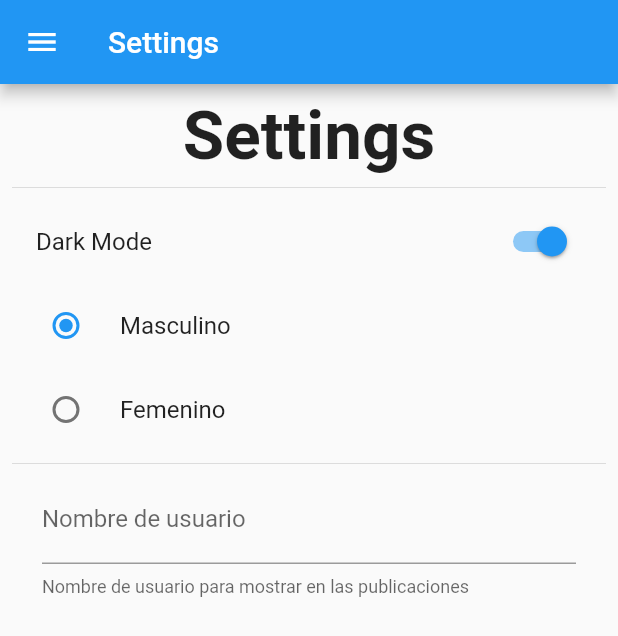
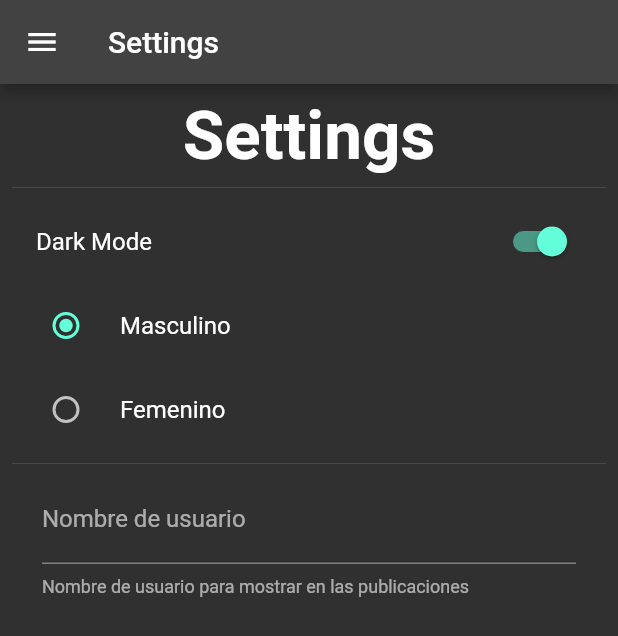
Before and after one commit to Reales09/preferences_flutter, a Flutter app: the SettingsScreen screen opened by its route, after a tap on "Dark Mode", on a phone screen of 412 x 824 dp. Shown: the top 636 px of the screen. Run offline on Flutter 3.47's test engine with Material 2 defaults, Android fonts, the phone set to English and light mode, and no system bars; our stand-ins replace shared_preferences; missing offline and left inert: dart:ffi; accounts and stored records are empty.

Commit message:
Se finaliza share preferences con cambio de tema dinamico

```diff
--- /dev/null
+++ b/lib/providers/theme_provider.dart
@@ -0,0 +1,17 @@
+import 'package:flutter/material.dart';
+
+class ThemeProvider extends ChangeNotifier {
+  ThemeData currentTheme;
+  ThemeProvider({required bool isDarkmode})
+      : currentTheme = isDarkmode ? ThemeData.dark() : ThemeData.light();
+
+  setLightMode() {
+    currentTheme = ThemeData.light();
+    notifyListeners();
+  }
+
+  setDarkMode() {
+    currentTheme = ThemeData.dark();
+    notifyListeners();
+  }
+}
--- a/lib/screens/settings_screen.dart
+++ b/lib/screens/settings_screen.dart
@@ -1,4 +1,7 @@
 import 'package:flutter/material.dart';
+import 'package:preferences_app/providers/theme_provider.dart';
+import 'package:preferences_app/share_preferences/preferencias.dart';
+import 'package:provider/provider.dart';
 
 import '../widgets/widgets.dart';
 
@@ -12,9 +15,9 @@ class SettingsScreen extends StatefulWidget {
 }
 
 class _SettingsScreenState extends State<SettingsScreen> {
-  bool isDarkMode = false;
-  int gender = 1;
-  String name = 'Pedro';
+  // bool isDarkMode = false;
+  // int gender = 1;
+  // String name = 'Pedro';
 
   @override
   Widget build(BuildContext context) {
@@ -32,42 +35,48 @@ class _SettingsScreenState extends State<SettingsScreen> {
                   style: TextStyle(fontSize: 45, fontWeight: FontWeight.bold)),
               const Divider(),
               SwitchListTile.adaptive(
-                value: isDarkMode,
+                value: Preferences.isDarkmode,
                 title: const Text('Dark Mode'),
                 onChanged: (value) {
-                  isDarkMode = value;
+                  Preferences.isDarkmode = value;
+                  final themeProvider =
+                      Provider.of<ThemeProvider>(context, listen: false);
+                  value
+                      ? themeProvider.setDarkMode()
+                      : themeProvider.setLightMode();
                   setState(() {});
                 },
               ),
               RadioListTile<int>(
                 value: 1,
                 title: const Text('Masculino'),
-                groupValue: gender,
+                groupValue: Preferences.gender,
                 onChanged: (value) {
-                  gender = value ?? 1;
+                  Preferences.gender = value ?? 1;
                   setState(() {});
                 },
               ),
               RadioListTile<int>(
                 value: 2,
                 title: const Text('Femenino'),
-                groupValue: gender,
+                groupValue: Preferences.gender,
                 onChanged: (value) {
-                  gender = value ?? 2;
+                  Preferences.gender = value ?? 2;
                   setState(() {});
                 },
               ),
               const Divider(),
               Container(
                 padding: const EdgeInsets.symmetric(horizontal: 20),
-                child: TextField(
+                child: TextFormField(
                   decoration: const InputDecoration(
                     labelText: 'Nombre de usuario',
                     helperText:
                         'Nombre de usuario para mostrar en las publicaciones',
                   ),
+                  initialValue: Preferences.name,
                   onChanged: (value) {
-                    name = value;
+                    Preferences.name = value;
                     setState(() {});
                   },
                 ),
--- /dev/null
+++ b/lib/share_preferences/preferencias.dart
@@ -0,0 +1,35 @@
+import 'dart:ffi';
+
+import 'package:shared_preferences/shared_preferences.dart';
+
+class Preferences {
+  // Obtain shared preferences.
+  static late SharedPreferences _prefs;
+
+  static String _name = '';
+  static bool _isDarkmode = false;
+  static int _gender = 1;
+
+  static Future init() async => _prefs = await SharedPreferences.getInstance();
+
+  static String get name => _prefs.getString('name') ?? _name;
+
+  static set name(String name) {
+    _name = name;
+    _prefs.setString('name', name);
+  }
+
+  static bool get isDarkmode => _prefs.getBool('isDarkmode') ?? _isDarkmode;
+
+  static set isDarkmode(bool value) {
+    _isDarkmode = value;
+    _prefs.setBool('isDarkmode', value);
+  }
+
+  static int get gender => _prefs.getInt('gender') ?? _gender;
+
+  static set gender(int value) {
+    _gender = value;
+    _prefs.setInt('gender', value);
+  }
+}
--- a/pubspec.yaml
+++ b/pubspec.yaml
@@ -36,6 +36,7 @@ dependencies:
   # Use with the CupertinoIcons class for iOS style icons.
   cupertino_icons: ^1.0.2
   shared_preferences: ^2.0.20
+  provider: ^6.0.5
 
 dev_dependencies:
   flutter_test:
```
Also changed, not shown: lib/main.dart (+17 -1 lines), lib/screens/home_screen.dart (+8 -7 lines), pubspec.lock.
